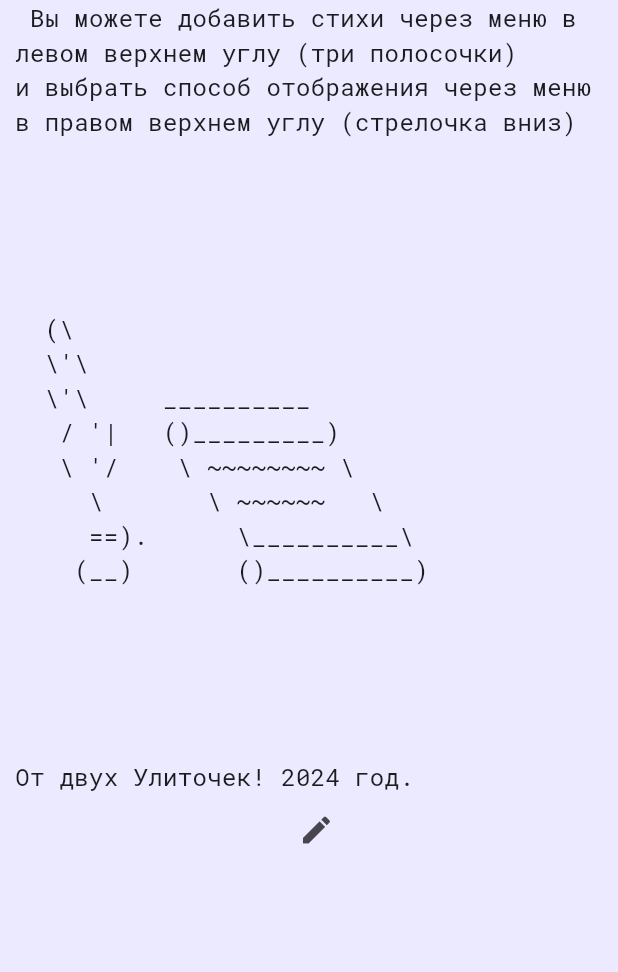
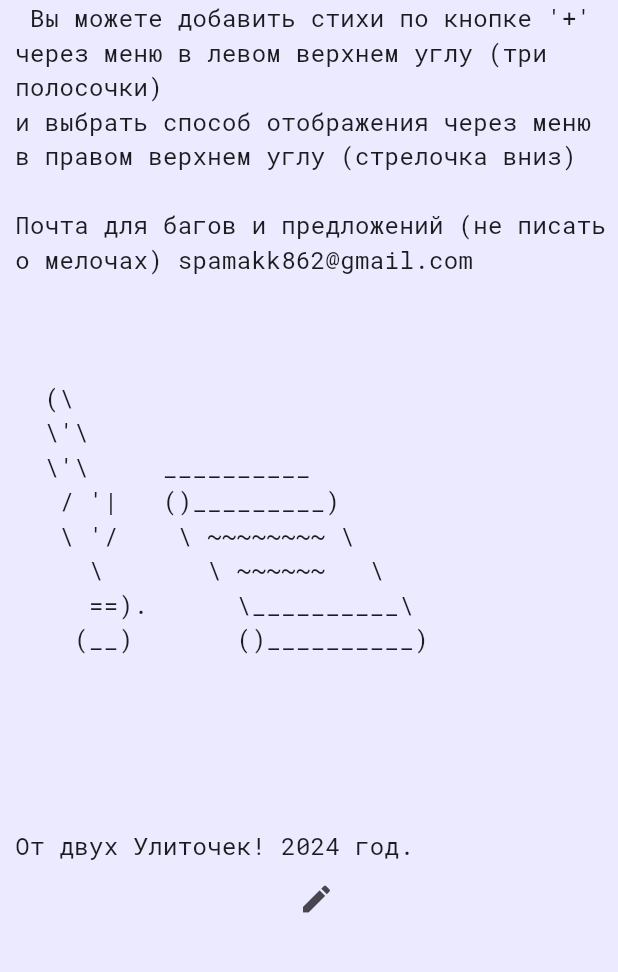
Before and after one commit to 2romanio005/cramming_poems, a Flutter app: the screen it shows after launch, on a phone screen of 412 x 824 dp, the part 195-1167 px from its top. Run offline on Flutter 3.47's test engine with Material 3 defaults, Android fonts, the light colour scheme and no system bars; our stand-ins replace google_fonts.

Commit message:
update started text, add mail for bugs

```diff
--- a/lib/Data/poemList.dart
+++ b/lib/Data/poemList.dart
@@ -57,10 +57,10 @@ class PoemList {
       createdPoemList._listPoemFile.add(PoemFile(
         // чтобы не перезаписывать индекс выбранного стиха в память кучу раз
         poem: Poem(
-          text: ["\tВы можете добавить стихи через меню в левом верхнем углу (три полосочки)",
+          text: ["\tВы можете добавить стихи по кнопке '+' через меню в левом верхнем углу (три полосочки)",
             "и выбрать способ отображения через меню в правом верхнем углу (стрелочка вниз)",
             "",
-            "",
+            "Почта для багов и предложений (не писать о мелочах) spamakk862@gmail.com",
             "",
             "",
             "",
```
